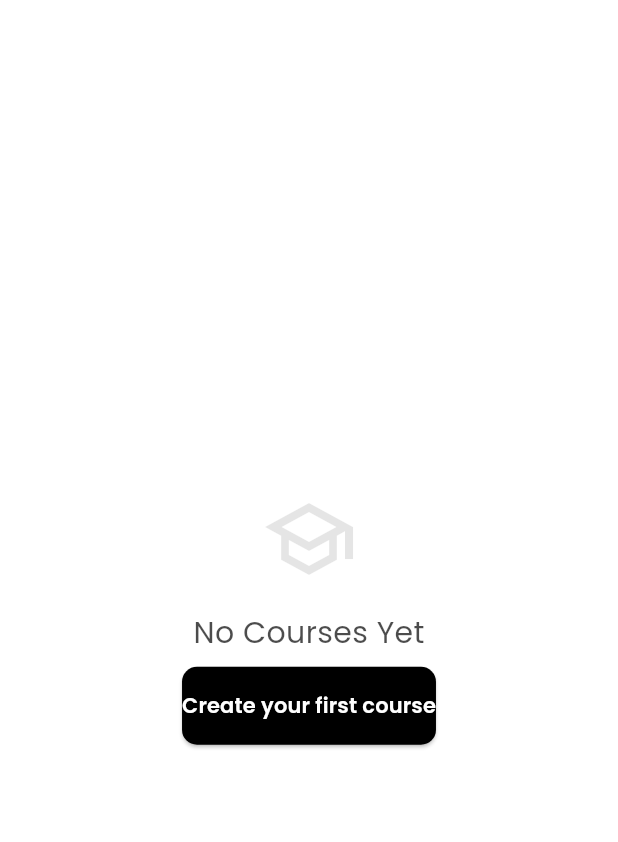
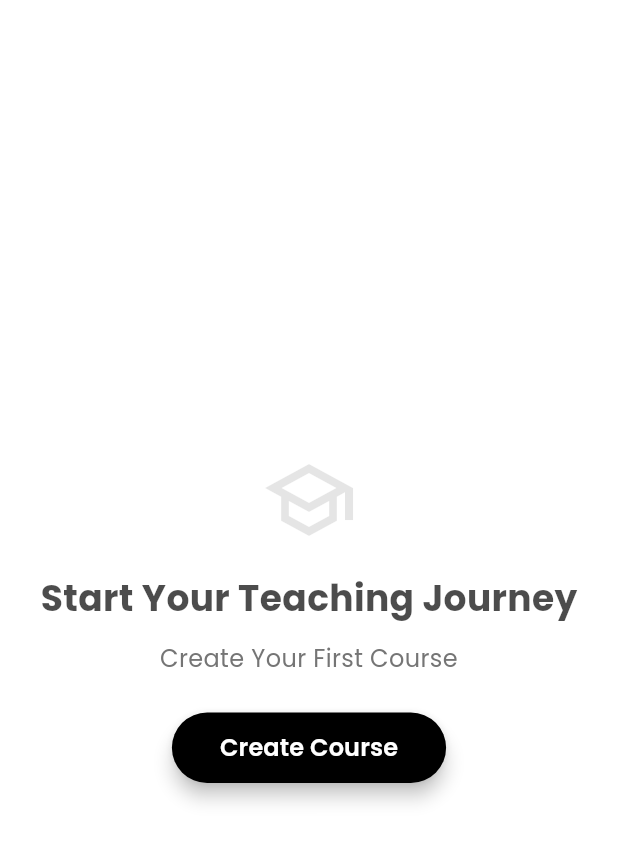
Before and after one commit to VaradSinghal/e_learning_app, a Flutter app: the EmptyCoursesState widget shown alone on an empty page, opened directly, on a phone screen of 412 x 824 dp. Shown: the top 842 px of the screen. Run offline on Flutter 3.47's test engine with Material 3 defaults, Android fonts, the phone set to English and light mode, and no system bars; our stand-ins replace bloc, cached_network_image, chewie, cloud_firestore, equatable, file_picker and 11 more; missing offline and left inert: cloudinary_public; accounts and stored records are empty; generated files the repository leaves out were written again.

Commit message:
my course

```diff
--- a/lib/views/teacher/my_courses/widgets/empty_courses_state.dart
+++ b/lib/views/teacher/my_courses/widgets/empty_courses_state.dart
@@ -1,5 +1,8 @@
 import 'package:e_learning_app/core/theme/app_colors.dart';
+import 'package:e_learning_app/routes/app_routes.dart';
 import 'package:flutter/material.dart';
+import 'package:get/get.dart';
+import 'package:get/get_core/src/get_main.dart';
 
 class EmptyCoursesState extends StatelessWidget {
   const EmptyCoursesState({super.key});
@@ -17,19 +20,36 @@ class EmptyCoursesState extends StatelessWidget {
           ),
           const SizedBox(height: 16),
           Text(
-            'No Courses Yet',
+            'Start Your Teaching Journey',
             style: TextStyle(
-              fontSize: 20,
+              fontSize: 24,
+              fontWeight: FontWeight.bold,
               color: AppColors.primary.withOpacity(0.7),
             ),
           ),
-          const SizedBox(height: 8),
+          const SizedBox(height: 12),
+          Text(
+            'Create Your First Course',
+            textAlign: TextAlign.center,
+            style: TextStyle(
+              fontSize: 16,
+              color: Colors.grey[600],
+            ),
+          ),
+          const SizedBox(height: 24),
           ElevatedButton(
-            onPressed: (){
-
-            },
+            onPressed: () => Get.toNamed(AppRoutes.createCourse),
+            style: ElevatedButton.styleFrom(
+              padding: const EdgeInsets.symmetric(horizontal: 32, vertical: 12),
+              shape: RoundedRectangleBorder(
+                borderRadius: BorderRadius.circular(30),
+              ),
+              elevation: 5,
+              backgroundColor: AppColors.primary,
+            ),
             child: const Text(
-              'Create your first course',
+              'Create Course',
+              style: TextStyle(fontSize: 16),
               ),
               ),
         ],
```
Also changed, not shown: lib/repositories/course_repository.dart (+21 -0 lines), lib/services/user_service.dart (added, +10 -0 lines), lib/views/teacher/my_courses/my_courses_screen.dart (+64 -12 lines), lib/views/teacher/my_courses/widgets/shimmer_course_card.dart (added, +129 -0 lines).
